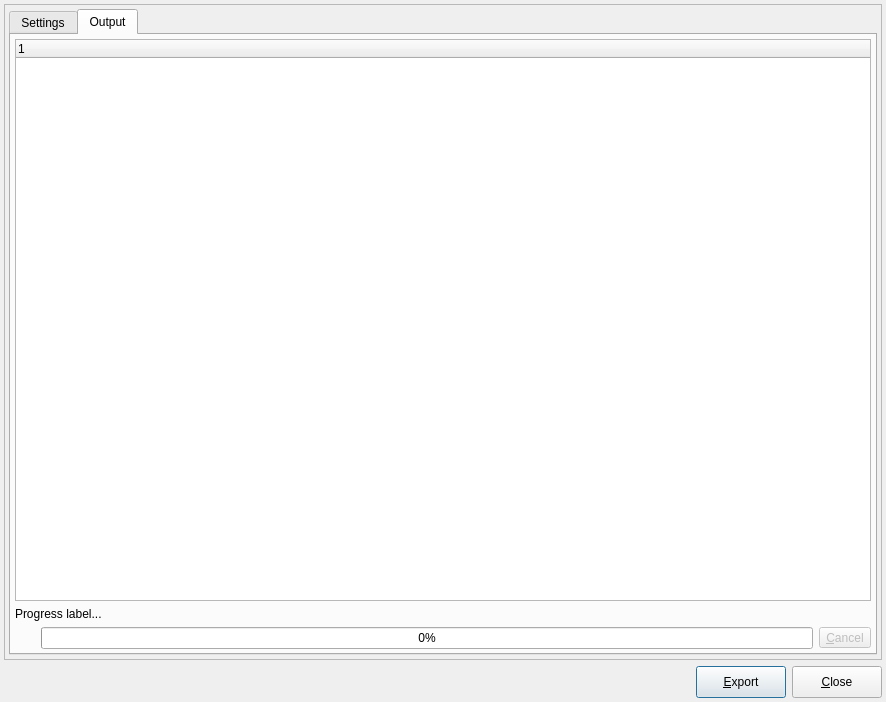
First picture: the form in libs/libgui/ui/tools/modelexportform.ui, repository pgmodeler/pgmodeler, before the edit.
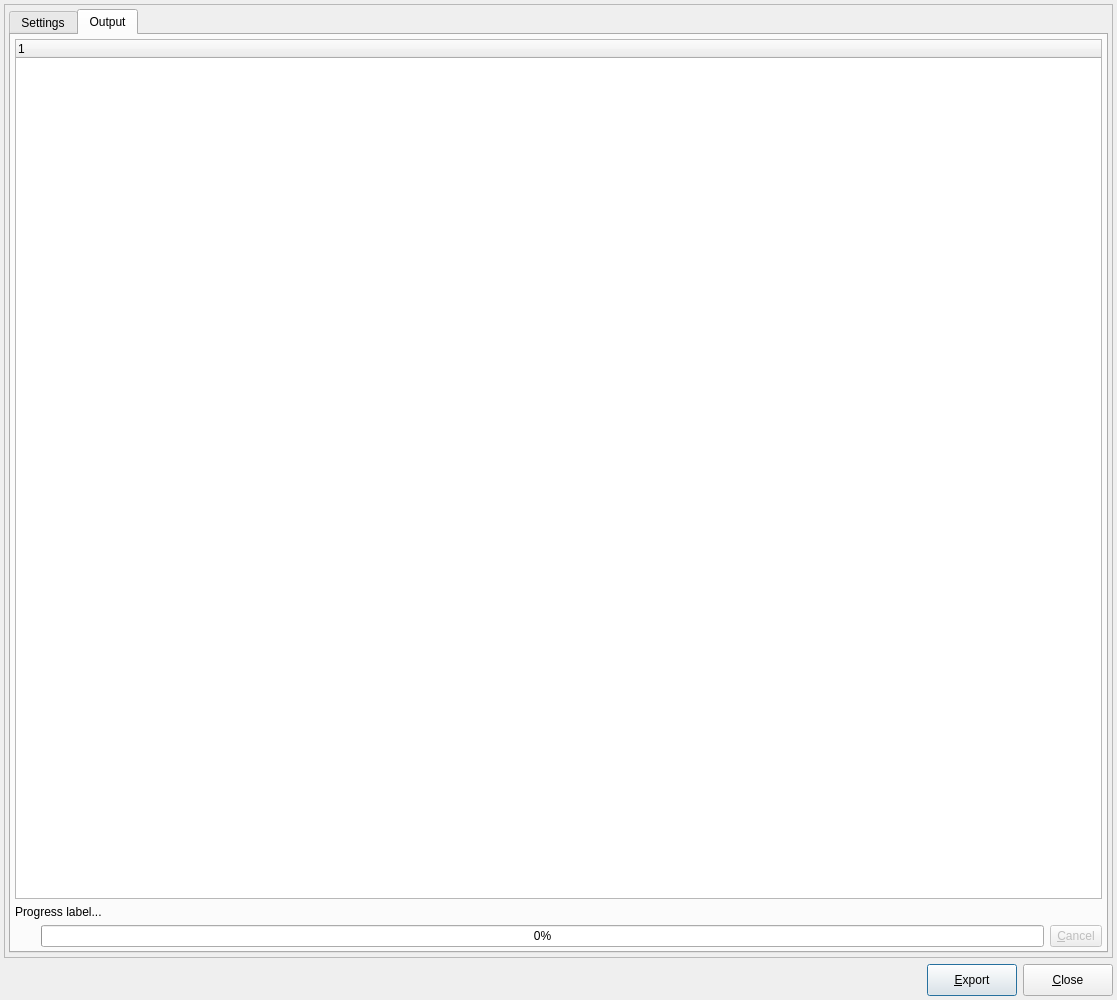
Second picture: the form after the edit. The open tabs and pages were chosen to show the change. Icons and pictures are not drawn.

Diff of the .ui file:
```diff
--- a/libs/libgui/ui/tools/modelexportform.ui
+++ b/libs/libgui/ui/tools/modelexportform.ui
@@ -9,8 +9,8 @@
    <rect>
     <x>0</x>
     <y>0</y>
-    <width>886</width>
-    <height>702</height>
+    <width>1117</width>
+    <height>1000</height>
    </rect>
   </property>
   <property name="sizePolicy">
@@ -1490,6 +1490,12 @@
                <property name="enabled">
                 <bool>false</bool>
                </property>
+               <property name="sizePolicy">
+                <sizepolicy hsizetype="Preferred" vsizetype="Preferred">
+                 <horstretch>0</horstretch>
+                 <verstretch>0</verstretch>
+                </sizepolicy>
+               </property>
                <property name="text">
                 <string>&amp;Cancel</string>
                </property>
@@ -1499,8 +1505,8 @@
                </property>
                <property name="iconSize">
                 <size>
-                 <width>20</width>
-                 <height>20</height>
+                 <width>32</width>
+                 <height>32</height>
                 </size>
                </property>
                <property name="toolButtonStyle">
@@ -1549,8 +1555,8 @@
             </property>
             <property name="iconSize">
              <size>
-              <width>20</width>
-              <height>20</height>
+              <width>28</width>
+              <height>28</height>
              </size>
             </property>
             <property name="indentation">
```
